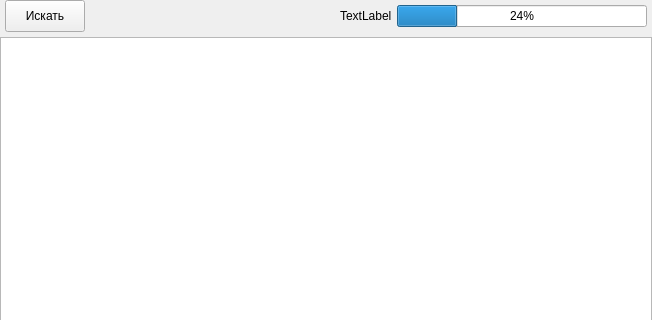
This is app/mainwindow.ui in cliffanet/xdeya-altimeter as Qt 5 draws it before an edit; both pictures show x 0 to 652 and y 0 to 320 of the 652 by 488 pixel window. The edited form follows.
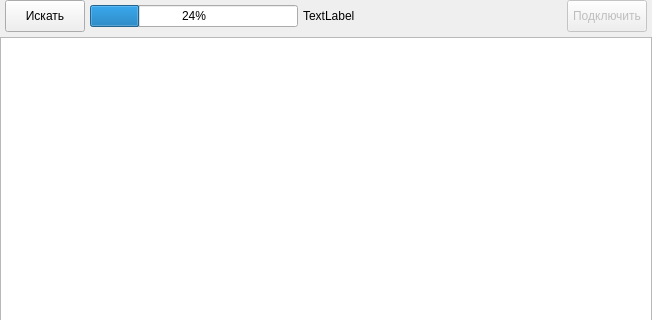
This is the edited form.

What changed in the file:
```diff
--- a/app/mainwindow.ui
+++ b/app/mainwindow.ui
@@ -67,6 +67,20 @@
             </property>
            </widget>
           </item>
+          <item>
+           <widget class="QProgressBar" name="progressBar">
+            <property name="value">
+             <number>24</number>
+            </property>
+           </widget>
+          </item>
+          <item>
+           <widget class="QLabel" name="labErr">
+            <property name="text">
+             <string>TextLabel</string>
+            </property>
+           </widget>
+          </item>
           <item>
            <spacer name="horizontalSpacer">
             <property name="orientation">
@@ -81,16 +95,18 @@
            </spacer>
           </item>
           <item>
-           <widget class="QLabel" name="labErr">
+           <widget class="QPushButton" name="btnConnect">
+            <property name="enabled">
+             <bool>false</bool>
+            </property>
+            <property name="minimumSize">
+             <size>
+              <width>0</width>
+              <height>32</height>
+             </size>
+            </property>
             <property name="text">
-             <string>TextLabel</string>
-            </property>
-           </widget>
-          </item>
-          <item>
-           <widget class="QProgressBar" name="progressBar">
-            <property name="value">
-             <number>24</number>
+             <string>Подключить</string>
             </property>
            </widget>
           </item>
```
Left out of the diff: 9 changed lines with no effect on the pictures.
